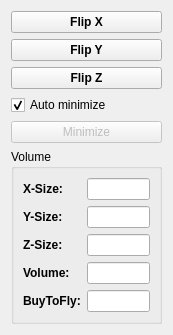
The window that src/Mod/Machining_Distortion/Aligment.ui (freefrags006/FreeCAD_Assembly) describes before a commit, drawn with Qt 5.
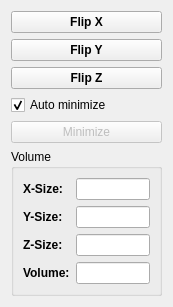
The same window after the commit.

What changed in the file:
```diff
--- a/src/Mod/Machining_Distortion/Aligment.ui
+++ b/src/Mod/Machining_Distortion/Aligment.ui
@@ -7,7 +7,7 @@
     <x>0</x>
     <y>0</y>
     <width>173</width>
-    <height>323</height>
+    <height>297</height>
    </rect>
   </property>
   <property name="windowTitle">
@@ -85,6 +85,9 @@
       <string>Volume</string>
      </property>
      <layout class="QFormLayout" name="formLayout">
+      <property name="fieldGrowthPolicy">
+       <enum>QFormLayout::AllNonFixedFieldsGrow</enum>
+      </property>
       <item row="0" column="0">
        <widget class="QLabel" name="label">
         <property name="font">
@@ -165,26 +168,6 @@
         </property>
        </widget>
       </item>
-      <item row="4" column="0">
-       <widget class="QLabel" name="label_5">
-        <property name="font">
-         <font>
-          <weight>75</weight>
-          <bold>true</bold>
-         </font>
-        </property>
-        <property name="text">
-         <string>BuyToFly:</string>
-        </property>
-       </widget>
-      </item>
-      <item row="4" column="1">
-       <widget class="QLineEdit" name="lineEdit_BuyToFly">
-        <property name="readOnly">
-         <bool>true</bool>
-        </property>
-       </widget>
-      </item>
      </layout>
     </widget>
    </item>
```
